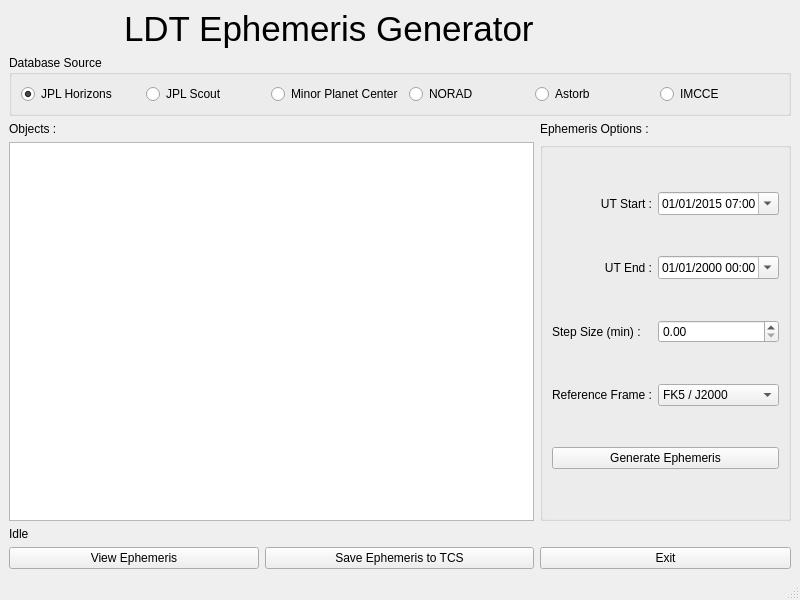
LowellObservatory/LDTObserverTools, file obstools/UI/EphemMainWindow.ui: the form before one commit.
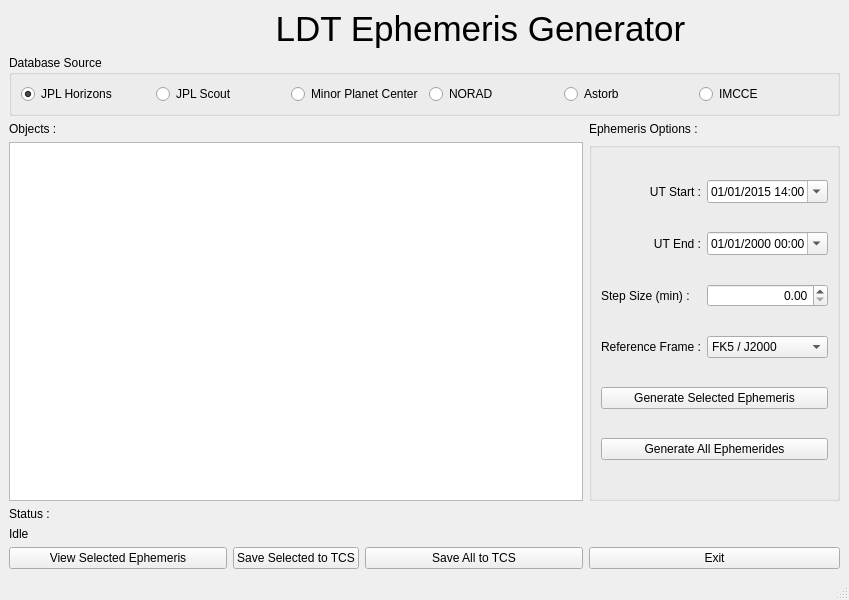
The form after the commit. Icons and pictures are not drawn.

Commit message:
Fleshing out the Ephem Generator outlines
Building shell functions and getting ready to implement one of the
database sources.

	modified:   obstools/UI/EphemMainWindow.py
	modified:   obstools/UI/EphemMainWindow.ui
	modified:   obstools/ephem_generator.py

Patch:
```diff
--- a/obstools/UI/EphemMainWindow.ui
+++ b/obstools/UI/EphemMainWindow.ui
@@ -1,20 +1,41 @@
 <?xml version="1.0" encoding="UTF-8"?>
 <ui version="4.0">
- <class>MainWindow</class>
- <widget class="QMainWindow" name="MainWindow">
+ <class>EphemMainWindow</class>
+ <widget class="QMainWindow" name="EphemMainWindow">
   <property name="geometry">
    <rect>
     <x>0</x>
     <y>0</y>
-    <width>800</width>
+    <width>849</width>
     <height>600</height>
    </rect>
   </property>
   <property name="windowTitle">
-   <string>MainWindow</string>
+   <string>LDT Ephemeris Generator Main Window</string>
   </property>
   <widget class="QWidget" name="centralwidget">
-   <layout class="QGridLayout" name="gridLayout" columnstretch="0,0,0,0,0" columnminimumwidth="0,0,0,0,0">
+   <layout class="QGridLayout" name="gridLayout" columnstretch="0,0,0,0,0,0" columnminimumwidth="0,0,0,0,0,0">
+    <item row="5" column="5">
+     <widget class="QLabel" name="label_7">
+      <property name="text">
+       <string>Ephemeris Options :</string>
+      </property>
+     </widget>
+    </item>
+    <item row="7" column="0">
+     <widget class="QLabel" name="label_2">
+      <property name="text">
+       <string>Status :</string>
+      </property>
+     </widget>
+    </item>
+    <item row="5" column="0" colspan="5">
+     <widget class="QLabel" name="label_3">
+      <property name="text">
+       <string>Objects :</string>
+      </property>
+     </widget>
+    </item>
     <item row="0" column="0">
      <widget class="QLabel" name="LowellLogo">
       <property name="text">
@@ -25,8 +46,18 @@
       </property>
      </widget>
     </item>
-    <item row="1" column="0" rowspan="4" colspan="5">
-     <widget class="QGroupBox" name="sourceAstorb">
+    <item row="9" column="0" colspan="2">
+     <widget class="QPushButton" name="viewButton">
+      <property name="text">
+       <string>View Selected Ephemeris</string>
+      </property>
+     </widget>
+    </item>
+    <item row="6" column="0" colspan="5">
+     <widget class="QTextEdit" name="textEdit"/>
+    </item>
+    <item row="1" column="0" rowspan="4" colspan="6">
+     <widget class="QGroupBox" name="sourceGroupbox">
       <property name="title">
        <string>Database Source</string>
       </property>
@@ -63,7 +94,7 @@
         </widget>
        </item>
        <item>
-        <widget class="QRadioButton" name="radioButton_5">
+        <widget class="QRadioButton" name="sourceAstorb">
          <property name="text">
           <string>Astorb</string>
          </property>
@@ -79,29 +110,61 @@
       </layout>
      </widget>
     </item>
-    <item row="0" column="1" colspan="3">
-     <widget class="QLabel" name="labelTitle">
-      <property name="font">
-       <font>
-        <pointsize>26</pointsize>
-       </font>
+    <item row="9" column="3" colspan="2">
+     <widget class="QPushButton" name="saveAllButton">
+      <property name="text">
+       <string>Save All to TCS</string>
       </property>
+     </widget>
+    </item>
+    <item row="9" column="5">
+     <widget class="QPushButton" name="exitButton">
       <property name="text">
-       <string>LDT Ephemeris Generator</string>
+       <string>Exit</string>
       </property>
      </widget>
     </item>
-    <item row="6" column="4">
+    <item row="6" column="5">
      <widget class="QGroupBox" name="optionsBox">
       <property name="title">
        <string/>
       </property>
       <layout class="QGridLayout" name="gridLayout_2">
+       <item row="2" column="0">
+        <widget class="QLabel" name="label_6">
+         <property name="text">
+          <string>Step Size (min) :</string>
+         </property>
+        </widget>
+       </item>
+       <item row="2" column="1">
+        <widget class="QDoubleSpinBox" name="inputStepSize">
+         <property name="alignment">
+          <set>Qt::AlignmentFlag::AlignRight|Qt::AlignmentFlag::AlignTrailing|Qt::AlignmentFlag::AlignVCenter</set>
+         </property>
+         <property name="decimals">
+          <number>2</number>
+         </property>
+         <property name="maximum">
+          <double>60.000000000000000</double>
+         </property>
+        </widget>
+       </item>
+       <item row="1" column="0">
+        <widget class="QLabel" name="label_5">
+         <property name="text">
+          <string>UT End :</string>
+         </property>
+         <property name="alignment">
+          <set>Qt::AlignmentFlag::AlignRight|Qt::AlignmentFlag::AlignTrailing|Qt::AlignmentFlag::AlignVCenter</set>
+         </property>
+        </widget>
+       </item>
        <item row="0" column="1">
         <widget class="QDateTimeEdit" name="inputUTStart">
          <property name="dateTime">
           <datetime>
-           <hour>7</hour>
+           <hour>14</hour>
            <minute>0</minute>
            <second>0</second>
            <year>2015</year>
@@ -111,9 +174,9 @@
          </property>
          <property name="maximumDate">
           <date>
-           <year>2060</year>
-           <month>12</month>
-           <day>31</day>
+           <year>2061</year>
+           <month>1</month>
+           <day>1</day>
           </date>
          </property>
          <property name="minimumDate">
@@ -125,13 +188,13 @@
          </property>
          <property name="maximumTime">
           <time>
-           <hour>18</hour>
+           <hour>1</hour>
            <minute>59</minute>
            <second>59</second>
           </time>
          </property>
          <property name="currentSection">
-          <enum>QDateTimeEdit::Section::DaySection</enum>
+          <enum>QDateTimeEdit::Section::MonthSection</enum>
          </property>
          <property name="displayFormat">
           <string>MM/dd/yyyy hh:mm</string>
@@ -144,23 +207,6 @@
          </property>
         </widget>
        </item>
-       <item row="2" column="1">
-        <widget class="QDoubleSpinBox" name="inputStepSize">
-         <property name="decimals">
-          <number>2</number>
-         </property>
-         <property name="maximum">
-          <double>60.000000000000000</double>
-         </property>
-        </widget>
-       </item>
-       <item row="4" column="0" colspan="2">
-        <widget class="QPushButton" name="generateButton">
-         <property name="text">
-          <string>Generate Ephemeris</string>
-         </property>
-        </widget>
-       </item>
        <item row="0" column="0">
         <widget class="QLabel" name="label_4">
          <property name="text">
@@ -171,29 +217,6 @@
          </property>
         </widget>
        </item>
-       <item row="1" column="1">
-        <widget class="QDateTimeEdit" name="inputUTEnd">
-         <property name="currentSection">
-          <enum>QDateTimeEdit::Section::DaySection</enum>
-         </property>
-         <property name="displayFormat">
-          <string>MM/dd/yyyy hh:mm</string>
-         </property>
-         <property name="calendarPopup">
-          <bool>true</bool>
-         </property>
-         <property name="timeSpec">
-          <enum>Qt::TimeSpec::UTC</enum>
-         </property>
-        </widget>
-       </item>
-       <item row="2" column="0">
-        <widget class="QLabel" name="label_6">
-         <property name="text">
-          <string>Step Size (min) :</string>
-         </property>
-        </widget>
-       </item>
        <item row="3" column="0">
         <widget class="QLabel" name="label">
          <property name="text">
@@ -211,6 +234,11 @@
            <string>FK5 / J2000</string>
           </property>
          </item>
+         <item>
+          <property name="text">
+           <string>ICRS / ICRF</string>
+          </property>
+         </item>
          <item>
           <property name="text">
            <string>Apparent</string>
@@ -218,61 +246,65 @@
          </item>
         </widget>
        </item>
-       <item row="1" column="0">
-        <widget class="QLabel" name="label_5">
+       <item row="4" column="0" colspan="2">
+        <widget class="QPushButton" name="generateSelectedButton">
          <property name="text">
-          <string>UT End :</string>
+          <string>Generate Selected Ephemeris</string>
          </property>
-         <property name="alignment">
-          <set>Qt::AlignmentFlag::AlignRight|Qt::AlignmentFlag::AlignTrailing|Qt::AlignmentFlag::AlignVCenter</set>
+        </widget>
+       </item>
+       <item row="1" column="1">
+        <widget class="QDateTimeEdit" name="inputUTEnd">
+         <property name="currentSection">
+          <enum>QDateTimeEdit::Section::MonthSection</enum>
+         </property>
+         <property name="displayFormat">
+          <string>MM/dd/yyyy hh:mm</string>
+         </property>
+         <property name="calendarPopup">
+          <bool>true</bool>
+         </property>
+         <property name="timeSpec">
+          <enum>Qt::TimeSpec::UTC</enum>
+         </property>
+        </widget>
+       </item>
+       <item row="5" column="0" colspan="2">
+        <widget class="QPushButton" name="generateAllButton">
+         <property name="text">
+          <string>Generate All Ephemerides</string>
          </property>
         </widget>
        </item>
       </layout>
      </widget>
     </item>
-    <item row="6" column="0" colspan="4">
-     <widget class="QTextEdit" name="textEdit"/>
-    </item>
-    <item row="8" column="4">
-     <widget class="QPushButton" name="exitButton">
-      <property name="text">
-       <string>Exit</string>
-      </property>
-     </widget>
-    </item>
-    <item row="5" column="4">
-     <widget class="QLabel" name="label_7">
-      <property name="text">
-       <string>Ephemeris Options :</string>
-      </property>
-     </widget>
-    </item>
-    <item row="7" column="0" colspan="5">
+    <item row="8" column="0" colspan="6">
      <widget class="QLabel" name="labelStatus">
       <property name="text">
        <string>Idle</string>
       </property>
      </widget>
     </item>
-    <item row="8" column="2" colspan="2">
-     <widget class="QPushButton" name="saveButton">
+    <item row="9" column="2">
+     <widget class="QPushButton" name="saveSelectedButton">
       <property name="text">
-       <string>Save Ephemeris to TCS</string>
+       <string>Save Selected to TCS</string>
       </property>
      </widget>
     </item>
-    <item row="8" column="0" colspan="2">
-     <widget class="QPushButton" name="viewButton">
-      <property name="text">
-       <string>View Ephemeris</string>
+    <item row="0" column="1" colspan="5">
+     <widget class="QLabel" name="labelTitle">
+      <property name="font">
+       <font>
+        <pointsize>26</pointsize>
+       </font>
       </property>
-     </widget>
-    </item>
-    <item row="5" column="0" colspan="4">
-     <widget class="QLabel" name="label_3">
       <property name="text">
-       <string>Objects :</string>
+       <string>LDT Ephemeris Generator</string>
+      </property>
+      <property name="alignment">
+       <set>Qt::AlignmentFlag::AlignCenter</set>
       </property>
      </widget>
     </item>
@@ -283,7 +315,7 @@
     <rect>
      <x>0</x>
      <y>0</y>
-     <width>800</width>
+     <width>849</width>
      <height>24</height>
     </rect>
    </property>
```
Left out of the diff: 19 changed lines with no effect on the pictures. The commit also changes 2 other files.
